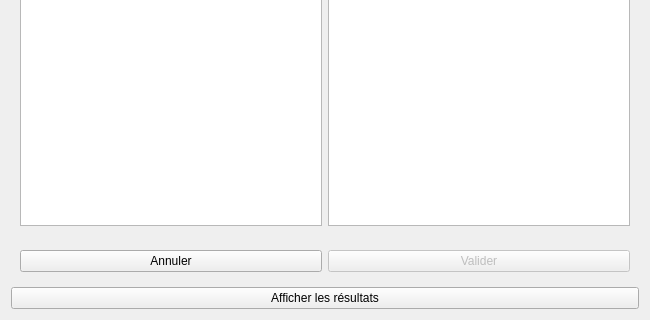
The window that ui/voteeditor.ui (Ternoc/stv-vote) describes before a commit, drawn with Qt 5; both pictures show x 0 to 650 and y 195 to 515 of the 650 by 515 pixel window.
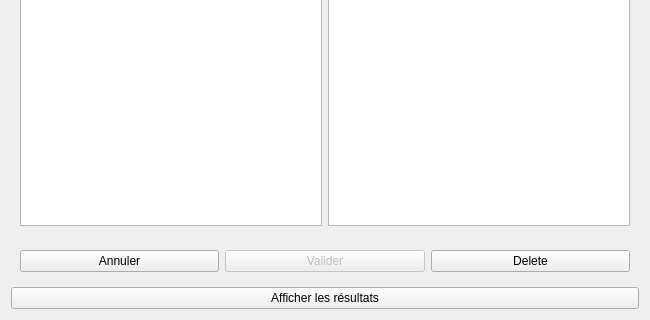
The same window after the commit.

Commit message: Ajout de la possibilité de supprimer un candidat dans la liste au moment du vote

What changed in the file:
```diff
--- a/ui/voteeditor.ui
+++ b/ui/voteeditor.ui
@@ -66,6 +66,13 @@
         </property>
        </widget>
       </item>
+      <item>
+       <widget class="QPushButton" name="deleteButton">
+        <property name="text">
+         <string>Delete</string>
+        </property>
+       </widget>
+      </item>
      </layout>
     </widget>
    </item>
```
Left out of the diff: 21 changed lines with no effect on the pictures. The commit also changes 2 other files.
